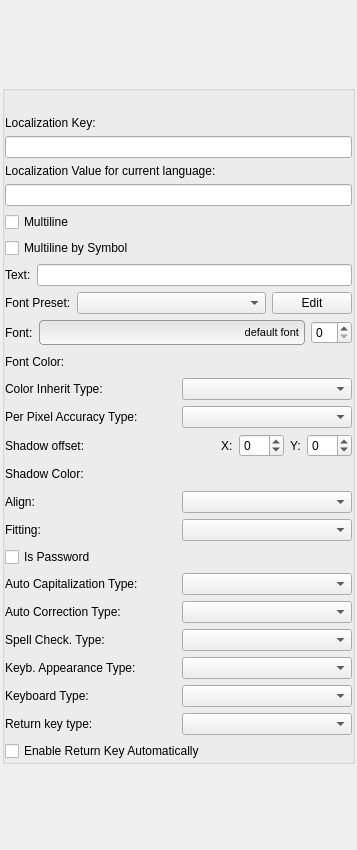
xaoctech/dava.engine, file Tools/UIEditor/UI/textpropertygridwidget.ui: the form before one commit.
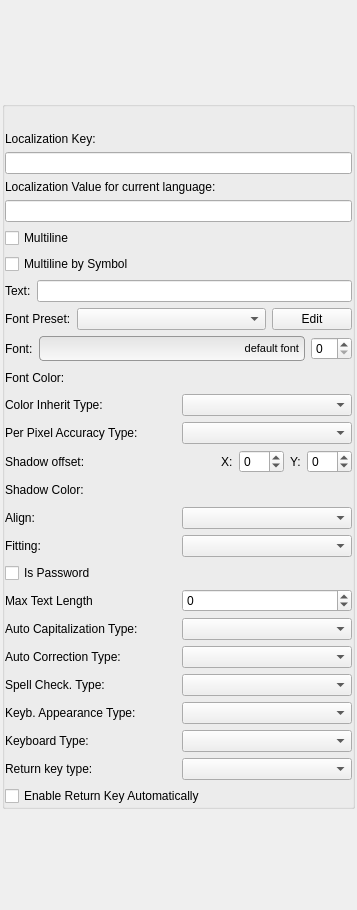
The form after the commit. Custom widgets are drawn as their Qt base class.

```diff
--- a/Tools/UIEditor/UI/textpropertygridwidget.ui
+++ b/Tools/UIEditor/UI/textpropertygridwidget.ui
@@ -7,7 +7,7 @@
     <x>0</x>
     <y>0</y>
     <width>357</width>
-    <height>850</height>
+    <height>910</height>
    </rect>
   </property>
   <property name="sizePolicy">
@@ -569,6 +569,32 @@
         </layout>
        </widget>
       </item>
+      <item>
+       <widget class="QWidget" name="maxTextLengthWidget" native="true">
+        <layout class="QHBoxLayout" name="horizontalLayout_17">
+         <property name="margin">
+          <number>0</number>
+         </property>
+         <item>
+          <widget class="QLabel" name="maxTextLengthLabel">
+           <property name="text">
+            <string>Max Text Length</string>
+           </property>
+          </widget>
+         </item>
+         <item>
+          <widget class="QSpinBox" name="maxTextLengthSpinBox">
+           <property name="minimum">
+            <number>-1</number>
+           </property>
+           <property name="maximum">
+            <number>9999</number>
+           </property>
+          </widget>
+         </item>
+        </layout>
+       </widget>
+      </item>
       <item>
        <widget class="QWidget" name="autoCapitalizationTypeWidget" native="true">
         <property name="sizePolicy">
```
